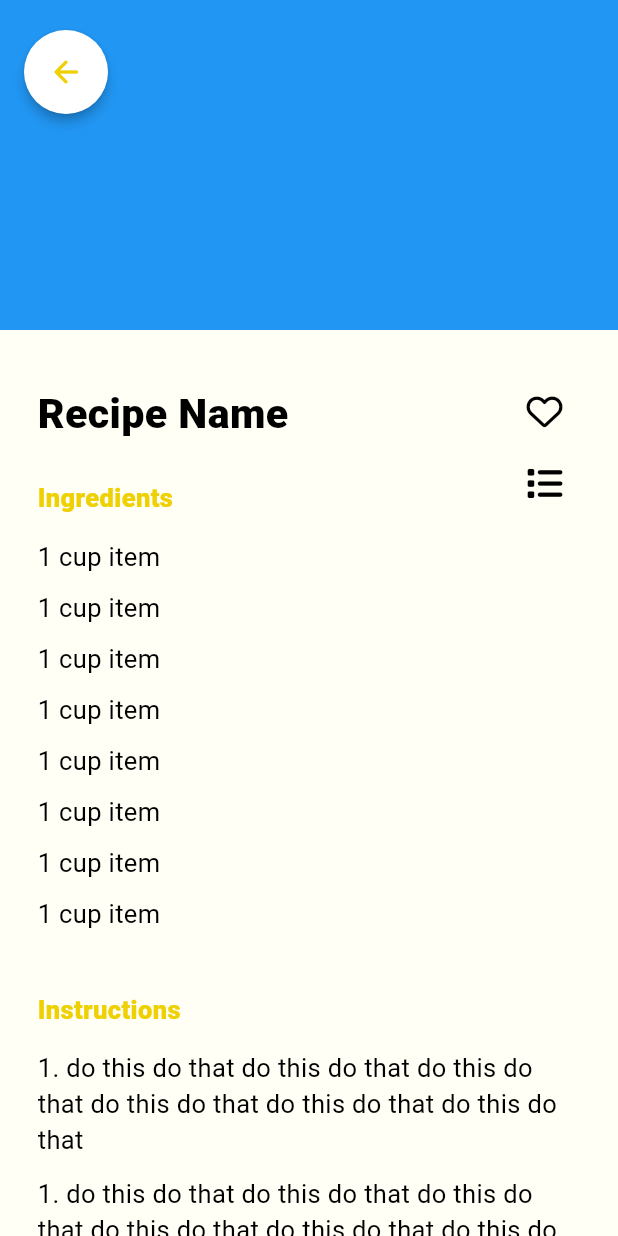
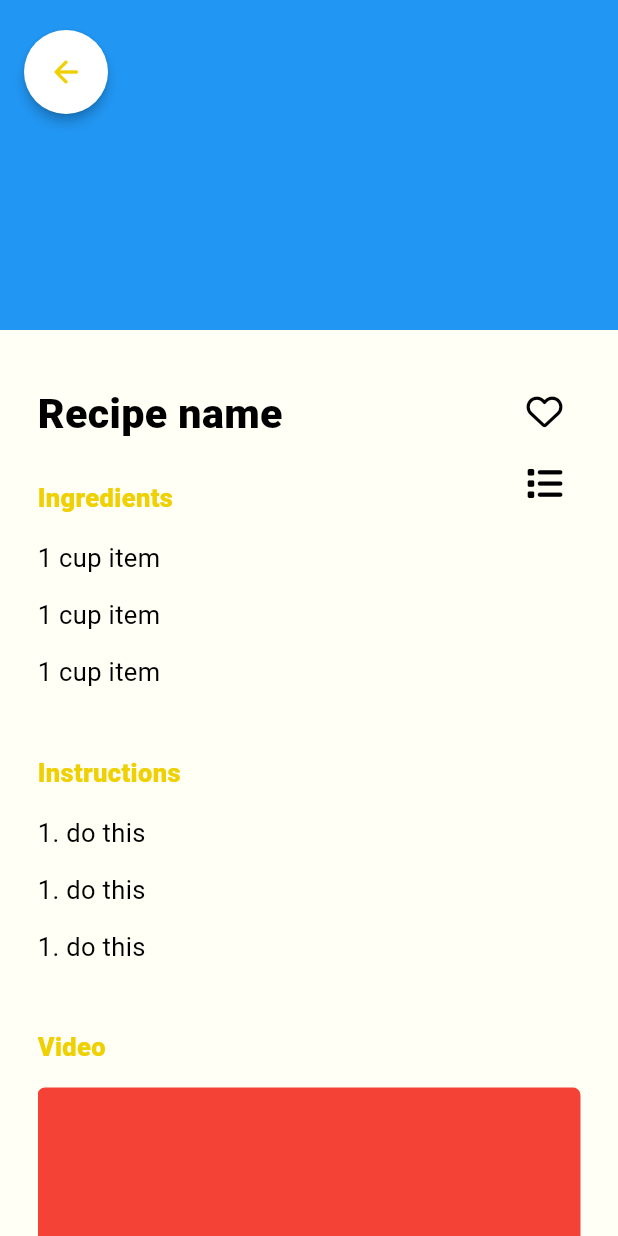
Before and after one commit to Alessa-Gillespie/Kusina-App, a Flutter app: the RecipeInstructionsPageScreen screen opened by its route, on a phone screen of 412 x 824 dp. Run offline on Flutter 3.47's test engine with Material 3 defaults, Android fonts, the phone set to English and light mode, and no system bars; our stand-ins replace font_awesome_flutter, google_fonts.

Commit message:
recipe block is now able to pass recipe objects to recipe instructions page

```diff
--- a/lib/recipe.dart
+++ b/lib/recipe.dart
@@ -1,22 +1,43 @@
 //to create a Recipe object for recipes bank
 class Recipe {
+  Recipe.initialization(){ //contains placeholder stuff for each attribute
+    //for example, if  you get Recipe.initialization()'s name, it will give you literally 'Recipe name'
+    name = 'Recipe name';
+    imagePath =  '';
+    ingredientsList = ['1 cup item','1 cup item','1 cup item'];
+    instructionsList = ['1. do this', '1. do this', '1. do this'];
+    sourceLink = 'https://url-ng-recipe.com/recipe';
+  }
 
-  // Recipe(){
-  //   name='Recipe name';
-  //   imagePath='';
-  //   ingredientsList = ['1 cup item','1 cup item','1 cup item'];
-  //   instructionsList = ['1. do this', '1. do this', '1. do this'];
-  // }
+  //this is used to store a recipe's attributes
+  //for example,
+  /*
+    Recipe(
+    name: 'Lugaw',
+    imagePath: '',
+    ingredientsList: [
+    '1 cup long grain white rice',
+    '4 to 5 cups water',
+    '2 teaspoons salt',
+    '1/4 cup rousong pork floss',
+    ],
+    instructionsList: [
+    '1. Pour water in a cooking pot. Bring to a boil.'
+    '2. Put-in the rice. Continue cooking for 30 minutes or until the texture becomes thick, while stirring once in awhile.'
+    '3. Add the salt, stir and then cook for 2 minutes more.',
+    '4. Transfer to a serving bowl. Top with a tablespoon of rousing.',
+    '5. Serve hot. Share and enjoy!',
+    ],
+    //video:
+    sourceLink: 'https://panlasangpinoy.com/lugaw-recipe/', //source
+    );
+  */
+  Recipe({this.name, this.imagePath, this.ingredientsList, this.instructionsList,/*video, */ this.sourceLink});
 
-  Recipe({required this.name,
-    required this.imagePath,
-    required this.ingredientsList,
-    required this.instructionsList,
-    required this.sourceLink});
-  String name;
+  String? name;
   String? imagePath;
   List<String>? ingredientsList;
   List<String>? instructionsList;
   //video
-  String sourceLink;
+  String? sourceLink;
 }
--- a/lib/screens/recipe_instructions_page_screen.dart
+++ b/lib/screens/recipe_instructions_page_screen.dart
@@ -21,15 +21,10 @@ import 'package:kusina_app_v3/recipe.dart';
 import 'package:kusina_app_v3/recipes_bank.dart';
 
 class RecipeInstructionsPageScreen extends StatefulWidget {
-  // recipe object passed from recipe block
-  // cant use static variable here for some reason
-  static Recipe selectedRecipe = Recipe( //for initialization
-                                  name: 'Recipe name',
-                                  imagePath: '',
-                                  ingredientsList: ['1 cup item','1 cup item','1 cup item'],
-                                  instructionsList: ['1. do this', '1. do this', '1. do this'],
-                                  sourceLink: 'https://url-ng-recipe.com/recipe',
-                                );
+  //the static variable kung san pinapass ni recipe_block yung recipe object niya
+  //static para kada tap ng recipe block, nag iiba yung magdidisplay depende sa anong recipe object ang nasa recipe_block
+  static Recipe selectedRecipe = Recipe.initialization(); //for initialization only. displays placeholder stuff for name, ingredients etc.
+                                                          // this is expected to change if may pinass na variable si recipe_block
 
   @override
   _RecipeInstructionsPageScreenState createState() => _RecipeInstructionsPageScreenState();
@@ -37,14 +32,24 @@ class RecipeInstructionsPageScreen extends StatefulWidget {
 
 class _RecipeInstructionsPageScreenState extends State<RecipeInstructionsPageScreen> {
 
-  //TODO: fix the error in order to use selectedRecipe object that is passed from recipe_block.dart
-  //attributes of the selected recipe
-  // String imagePath = selectedRecipe.imagePath;//used in _buildImageContainer()
-  String recipeName = 'Recipe Name';//selectedRecipe.name;
-  // List<String> recipeIngredients = selectedRecipe.ingredientsList;
-  // List<String> recipeInstructions = selectedRecipe.instructionsList;
-  // //add selected recipe's video link
-  // String recipeSourceLink = selectedRecipe.sourceLink;
+  final Recipe _recipe = RecipeInstructionsPageScreen.selectedRecipe; //the passed recipe object from recipe_block
+
+  _RecipeInstructionsPageScreenState(){ //access _recipe's attribute and set
+    _recipeImagePath = _recipe.imagePath;
+    _recipeName = _recipe.name;
+    _recipeIngredients = _recipe.ingredientsList;
+    _recipeInstructions = _recipe.instructionsList;
+    //add recipeVideo
+    _recipeSourceLink = _recipe.sourceLink;
+  }
+
+  //class's own copy of attributes of _recipe, the class's own private copy of the passed recipe from recipe_block
+  String? _recipeImagePath;//used in _buildImageContainer() below
+  String? _recipeName;//used in _buildRecipeContainer() below
+  List<String>? _recipeIngredients; //used in _buildIngredientsContainer() below
+  List<String>? _recipeInstructions; //used in _buildInstructionsContainer() below
+  //add recipeVideo
+  String? _recipeSourceLink; //used in _buildSourceContainer() below
 
   //styling
   bool isHeartIconPressed = false;
@@ -57,6 +62,7 @@ class _RecipeInstructionsPageScreenState extends State<RecipeInstructionsPageScr
     color: kMainColor,
   );
 
+  /*
   //TEMPORARY CONTAINER PLACEHOLDER FOR IMAGE
   Container placeholder = Container(
     //put image widget here instead of container
@@ -64,19 +70,20 @@ class _RecipeInstructionsPageScreenState extends State<RecipeInstructionsPageScr
     decoration: BoxDecoration(
       color: Colors.red,
       borderRadius: BorderRadius.circular(
-          10.0), //TODO: Fix border radius border between container/image and text should be 0
-    ),
+          10.0),
+          ),
   );
+   */
 
   Widget _buildImageContainer(){
     return  Container(
       width: 600,
       height: 220,
       color: Colors.blue,
-      //TODO: please help in fixing this. this should display the recipe image
+      //TODO: display image here
       // decoration: BoxDecoration(
       //   image: DecorationImage(
-      //     image: AssetImage(imagePath),
+      //     image: AssetImage(_recipeImagePath),
       //     fit: BoxFit.cover,
       //   ),
       // ),
@@ -93,7 +100,7 @@ class _RecipeInstructionsPageScreenState extends State<RecipeInstructionsPageScr
               crossAxisAlignment: CrossAxisAlignment.start,
               children: <Widget>[
                 Text(//recipe name
-                  recipeName,
+                  _recipeName!,
                   style: kHeading1TextStyle,
                   textAlign: TextAlign.left,
                 ),
@@ -152,32 +159,28 @@ class _RecipeInstructionsPageScreenState extends State<RecipeInstructionsPageScr
     );
   }
 
+  Widget _getTextWidgets (List<String>? strings){ //extracts items from list and puts each in a widget in a column
+    return Column(
+      crossAxisAlignment: CrossAxisAlignment.start,
+        children: strings!.map((item) => Container(
+          padding: EdgeInsets.only(bottom: 12),
+          child: Text(
+            item,
+            // textAlign: TextAlign.justify,
+            style: kBodyTextStyle.copyWith(height: 1.5),
+          ),
+        )).toList()
+    );
+  }
+
   Widget _buildIngredientsContainer(){
-    Text subheading = Text(
-      'Ingredients',
-      style: kRecipeInstrucSubheadingTextStyle,
-    );
-    Widget ingredient = Container(
-      padding: EdgeInsets.only(bottom: 10),
-      child: Text(
-        '1 cup item',
-        style: kBodyTextStyle,
-      ),
-    );
+    Text subheading = Text('Ingredients', style: kRecipeInstrucSubheadingTextStyle,);
     return Column(
       crossAxisAlignment: CrossAxisAlignment.start,
       children: [
         subheading,
         SizedBox(height: 15),
-        //TODO: make some kind of a builder to dynamically display ingredients from the recipe's ingredient list
-        ingredient,
-        ingredient,
-        ingredient,
-        ingredient,
-        ingredient,
-        ingredient,
-        ingredient,
-        ingredient,
+        _getTextWidgets(_recipeIngredients),
       ],
     );
   }
@@ -187,29 +190,21 @@ class _RecipeInstructionsPageScreenState extends State<RecipeInstructionsPageScr
       'Instructions',
       style: kRecipeInstrucSubheadingTextStyle,
     );
-    Widget instructions = Container(
-      padding: EdgeInsets.only(bottom: 12),
-      child: Text(
-        '1. do this do that do this do that do this do that do this do that do this do that do this do that',
-        style: kBodyTextStyle,
-      ),
-    );
     return Column(
       crossAxisAlignment: CrossAxisAlignment.start,
       children: [
         subheading,
         SizedBox(height: 15),
         //TODO: make some kind of a builder to dynamically display procedures from the recipe's instuctions list
-        instructions,
-        instructions,
-        instructions,
-        instructions,
-        instructions,
-        instructions,
+        // instructions,
+        // instructions,
+        // instructions,
+        _getTextWidgets(_recipeInstructions),
       ],
     );
   }
 
+  //TODO: display video here
   Widget _buildVideoContainer(){
     Text subheading = Text(
       'Video',
@@ -244,12 +239,10 @@ class _RecipeInstructionsPageScreenState extends State<RecipeInstructionsPageScr
       'Source',
       style: kRecipeInstrucSubheadingTextStyle,
     );
-
     Text link = Text(
-      'https://url-ng-recipe.com/recipe',
+      _recipeSourceLink!,
       style: kBodyTextStyle,
     );
-
     return Column(
       crossAxisAlignment: CrossAxisAlignment.start,
       children: [
```
Also changed, not shown: lib/recipe_block.dart (+27 -26 lines), lib/recipes_bank.dart (+16 -20 lines), lib/screens/home_page_screen.dart (+27 -44 lines).
